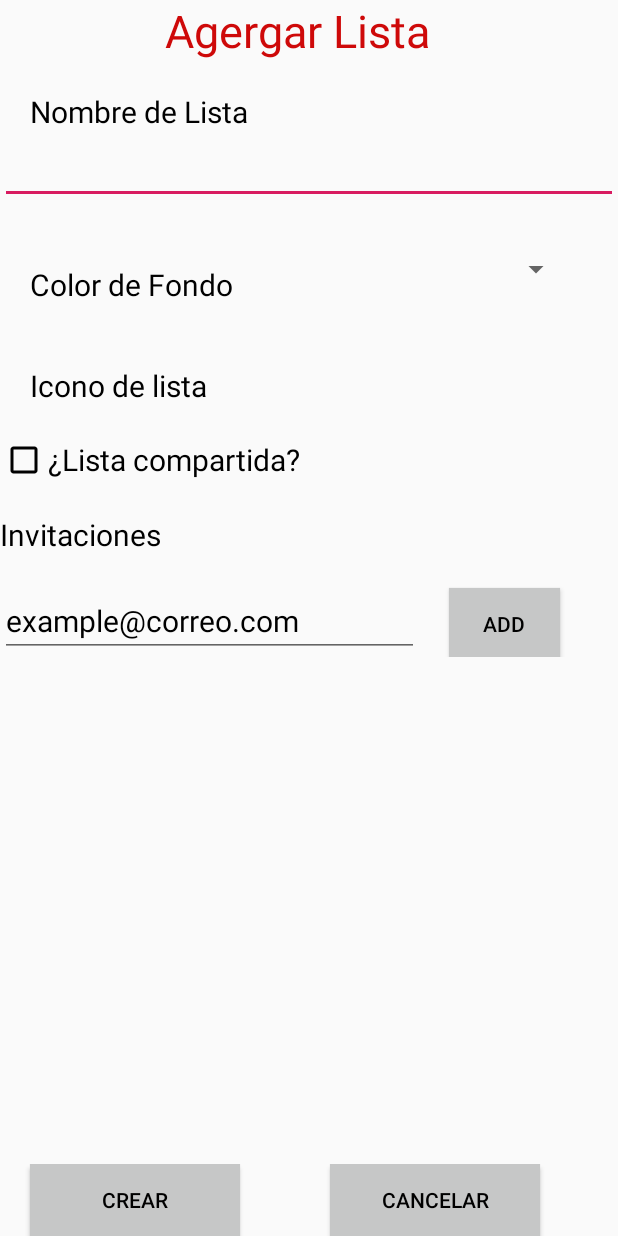
After one commit to starburstx64/ToDoList, an Android app: the layout fragment_add_list.xml on its own in the app's theme, with its tools: preview values and no code run, on a phone screen of 412 x 824 dp. The commit adds this screen. Run offline under Robolectric (Android 15) with nearby library versions, the phone set to English and light mode, and no system bars.

Commit message:
Se agrego AddListFragment

```diff
--- /dev/null
+++ b/app/src/main/java/com/redb/to_dolist/Vistas/AddListFragment.kt
@@ -0,0 +1,102 @@
+package com.redb.to_dolist.Vistas
+
+import android.content.Context
+import android.net.Uri
+import android.os.Bundle
+import androidx.fragment.app.Fragment
+import android.view.LayoutInflater
+import android.view.View
+import android.view.ViewGroup
+
+import com.redb.to_dolist.R
+
+// TODO: Rename parameter arguments, choose names that match
+// the fragment initialization parameters, e.g. ARG_ITEM_NUMBER
+private const val ARG_PARAM1 = "param1"
+private const val ARG_PARAM2 = "param2"
+
+/**
+ * A simple [Fragment] subclass.
+ * Activities that contain this fragment must implement the
+ * [AddListFragment.OnFragmentInteractionListener] interface
+ * to handle interaction events.
+ * Use the [AddListFragment.newInstance] factory method to
+ * create an instance of this fragment.
+ */
+class AddListFragment : Fragment() {
+    // TODO: Rename and change types of parameters
+    private var param1: String? = null
+    private var param2: String? = null
+    private var listener: OnFragmentInteractionListener? = null
+
+    override fun onCreate(savedInstanceState: Bundle?) {
+        super.onCreate(savedInstanceState)
+        arguments?.let {
+            param1 = it.getString(ARG_PARAM1)
+            param2 = it.getString(ARG_PARAM2)
+        }
+    }
+
+    override fun onCreateView(
+        inflater: LayoutInflater, container: ViewGroup?,
+        savedInstanceState: Bundle?
+    ): View? {
+        // Inflate the layout for this fragment
+        return inflater.inflate(R.layout.fragment_add_list, container, false)
+    }
+
+    // TODO: Rename method, update argument and hook method into UI event
+    fun onButtonPressed(uri: Uri) {
+        listener?.onFragmentInteraction(uri)
+    }
+
+    override fun onAttach(context: Context) {
+        super.onAttach(context)
+        if (context is OnFragmentInteractionListener) {
+            listener = context
+        } else {
+            throw RuntimeException(context.toString() + " must implement OnFragmentInteractionListener")
+        }
+    }
+
+    override fun onDetach() {
+        super.onDetach()
+        listener = null
+    }
+
+    /**
+     * This interface must be implemented by activities that contain this
+     * fragment to allow an interaction in this fragment to be communicated
+     * to the activity and potentially other fragments contained in that
+     * activity.
+     *
+     *
+     * See the Android Training lesson [Communicating with Other Fragments]
+     * (http://developer.android.com/training/basics/fragments/communicating.html)
+     * for more information.
+     */
+    interface OnFragmentInteractionListener {
+        // TODO: Update argument type and name
+        fun onFragmentInteraction(uri: Uri)
+    }
+
+    companion object {
+        /**
+         * Use this factory method to create a new instance of
+         * this fragment using the provided parameters.
+         *
+         * @param param1 Parameter 1.
+         * @param param2 Parameter 2.
+         * @return A new instance of fragment AddListFragment.
+         */
+        // TODO: Rename and change types and number of parameters
+        @JvmStatic
+        fun newInstance(param1: String, param2: String) =
+            AddListFragment().apply {
+                arguments = Bundle().apply {
+                    putString(ARG_PARAM1, param1)
+                    putString(ARG_PARAM2, param2)
+                }
+            }
+    }
+}
--- /dev/null
+++ b/app/src/main/res/layout/fragment_add_list.xml
@@ -0,0 +1,189 @@
+<?xml version="1.0" encoding="utf-8"?>
+<LinearLayout xmlns:android="http://schemas.android.com/apk/res/android"
+    xmlns:tools="http://schemas.android.com/tools"
+    android:layout_width="match_parent"
+    android:orientation="vertical"
+    android:layout_height="match_parent"
+    tools:context=".Vistas.AddListFragment">
+
+    <LinearLayout
+        android:layout_width="wrap_content"
+        android:layout_height="wrap_content"
+        android:layout_gravity="start"
+        android:layout_marginLeft="110sp">
+        <TextView
+            android:id="@+id/list_textView_addList"
+            android:layout_width="wrap_content"
+            android:layout_height="wrap_content"
+            android:text="@string/agregar_lista"
+            android:textColor="@color/red"
+            android:textSize="30sp" />
+    </LinearLayout>
+
+
+    <LinearLayout
+        android:layout_width="wrap_content"
+        android:layout_height="wrap_content">
+        <TextView
+            android:id="@+id/list_textView_nameList"
+            android:layout_marginTop="20dp"
+            android:layout_width="wrap_content"
+            android:layout_height="wrap_content"
+            android:text="@string/nombre_lista"
+            android:textColor="@color/black"
+            android:textSize="20sp"
+            android:layout_marginLeft="20sp"/>
+    </LinearLayout>
+
+
+    <LinearLayout
+        android:layout_width="match_parent"
+        android:layout_height="wrap_content">
+        <EditText
+            android:id="@+id/list_edtiText_nameList"
+            android:layout_width="match_parent"
+            android:layout_height="wrap_content"
+            android:textColor="@color/black"
+            android:textColorHint="@color/black"
+            android:textSize="20sp" />
+    </LinearLayout>
+
+
+    <LinearLayout
+        android:layout_width="wrap_content"
+        android:layout_height="wrap_content"
+        android:layout_marginTop="20dp">
+        <TextView
+            android:layout_gravity="top"
+            android:id="@+id/list_textView_color"
+            android:layout_marginTop="20dp"
+            android:layout_width="wrap_content"
+            android:layout_height="wrap_content"
+            android:text="@string/color_fondo"
+            android:textColor="@color/black"
+            android:textSize="20sp"
+            android:layout_marginStart="20sp"/>
+
+        <Spinner
+            android:id="@+id/spinner_color"
+            android:layout_width="156dp"
+            android:layout_height="match_parent"
+            android:layout_marginStart="70dp" />
+    </LinearLayout>
+
+    <LinearLayout
+        android:layout_width="wrap_content"
+        android:layout_height="wrap_content"
+        android:layout_marginTop="20dp">
+        <TextView
+            android:id="@+id/list_textView_icono"
+            android:layout_marginTop="20dp"
+            android:layout_width="wrap_content"
+            android:layout_height="wrap_content"
+            android:text="@string/icono_lista"
+            android:textColor="@color/black"
+            android:textSize="20sp"
+            android:layout_marginLeft="20sp"/>
+        <Spinner
+            android:layout_marginLeft="70dp"
+            android:id="@+id/spinner_icono"
+            android:layout_width="wrap_content"
+            android:layout_height="match_parent"
+            android:background="@color/gray"
+            />
+    </LinearLayout>
+
+
+    <LinearLayout
+        android:layout_width="wrap_content"
+        android:layout_height="wrap_content"
+        android:layout_marginTop="20dp">
+        <CheckBox
+            android:id="@+id/list_checkBox_listaCompartida"
+            android:layout_width="0sp"
+            android:layout_height="wrap_content"
+            android:layout_weight=".50"
+            android:text="@string/lista_compartida"
+            android:textColor="@color/black"
+            android:textSize="20dp"
+            android:buttonTint="@color/black"/>
+
+    </LinearLayout>
+
+
+    <LinearLayout
+        android:layout_width="wrap_content"
+        android:layout_height="wrap_content"
+        android:layout_marginTop="20dp">
+        <TextView
+            android:id="@+id/list_textView_nameUser"
+            android:layout_width="wrap_content"
+            android:layout_height="wrap_content"
+            android:text="@string/user_name"
+            android:textColor="@color/black"
+            android:textSize="20sp" />
+
+    </LinearLayout>
+
+    <LinearLayout
+        android:layout_width="match_parent"
+        android:layout_height="wrap_content"
+        android:layout_marginTop="20dp">
+
+        <EditText
+            android:hint="example@correo.com"
+            android:id="@+id/list_edtiText_userName"
+            android:layout_width="279dp"
+            android:layout_height="wrap_content"
+            android:textColor="@color/black"
+            android:textColorHint="@color/black"
+            android:textSize="20sp" />
+
+        <Button
+            android:id="@+id/list_button_addUser"
+            android:layout_width="74dp"
+            android:layout_height="wrap_content"
+            android:layout_marginLeft="20dp"
+            android:background="@color/ligh_gray"
+            android:text="@string/add_user"
+            android:textColor="@color/black" />
+
+
+    </LinearLayout>
+
+
+    <androidx.recyclerview.widget.RecyclerView
+        android:id="@+id/list_recyclerView_showUser"
+        android:scrollbars="vertical"
+        android:layout_width="match_parent"
+        android:layout_height="0dp"
+        android:layout_weight=".50" />
+
+
+    <LinearLayout
+        android:layout_width="match_parent"
+        android:layout_height="wrap_content"
+        android:layout_marginTop="20dp">
+
+        <Button
+            android:id="@+id/list_button_crearLista"
+            android:layout_width="140sp"
+            android:layout_height="wrap_content"
+            android:layout_marginLeft="20dp"
+            android:background="@color/ligh_gray"
+            android:text="@string/crear_listas"
+            android:textColor="@color/black" />
+
+        <Button
+            android:id="@+id/list_button_cancelarLista"
+            android:layout_width="140sp"
+            android:layout_height="wrap_content"
+            android:layout_marginLeft="60dp"
+            android:background="@color/ligh_gray"
+            android:text="@string/cancelar_listas"
+            android:textColor="@color/black" />
+
+
+    </LinearLayout>
+
+</LinearLayout>
--- a/app/src/main/res/values/strings.xml
+++ b/app/src/main/res/values/strings.xml
@@ -47,4 +47,7 @@
     <string name="Registrar">¿No tiene cuenta? Registrar</string>
     <string name="btnRegistrar">Registrar</string>
     <string name="IniciarSesion">Iniciar</string>
+
+    <!-- TODO: Remove or change this placeholder text -->
+    <string name="hello_blank_fragment">Hello blank fragment</string>
 </resources>
```
